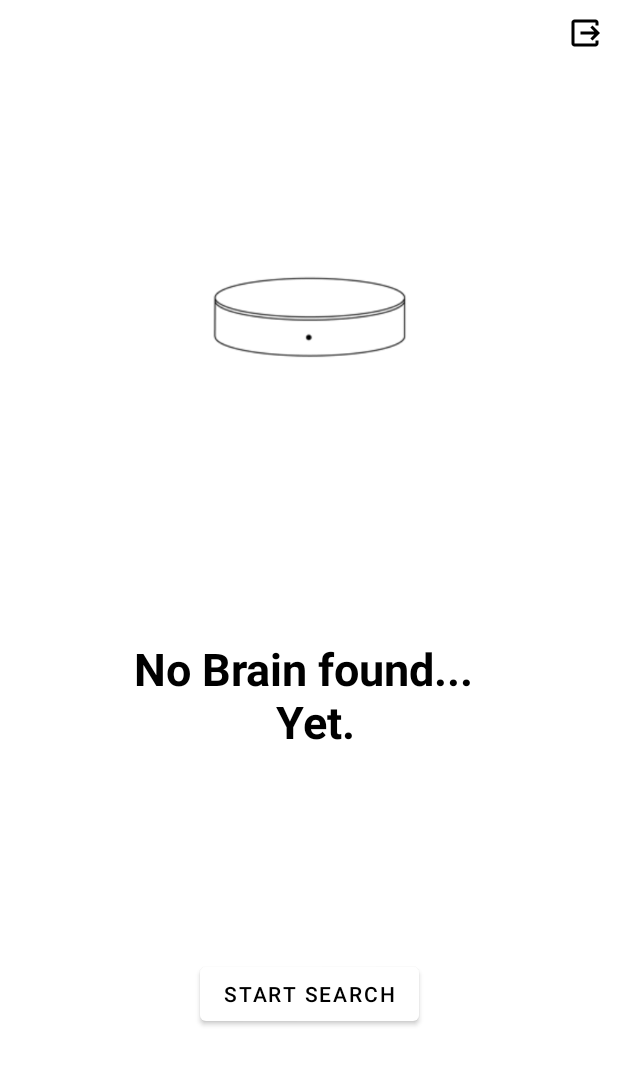
After one commit to Finding-NEEO/android-app, an Android app: the ServiceDiscovery screen opened directly, with no data from a screen before it, on a phone screen of 412 x 824 dp. The commit adds this screen. Shown: the top 1065 px of the screen. Run offline under Robolectric (Android 15) with nearby library versions, the phone set to English and light mode, and no system bars; pictures from the network do not load.

Commit message:
August 29th 2022 update
- Updated brain discovery
- added the APKs folder where the different app versions (unsigned) will be uploaded

```diff
--- a/app/src/main/AndroidManifest.xml
+++ b/app/src/main/AndroidManifest.xml
@@ -18,7 +18,9 @@
         android:theme="@style/Theme.MyNeeo"
         android:usesCleartextTraffic="true"
         tools:targetApi="31">
-
+        <activity
+            android:name=".ServiceDiscovery"
+            android:exported="false" />
         <activity
             android:name=".DiscoveryActivity"
             android:exported="false" />
@@ -30,7 +32,6 @@
 
                 <category android:name="android.intent.category.LAUNCHER" />
             </intent-filter>
-
         </activity>
     </application>
 
--- a/app/src/main/java/com/jbe/n33o/MainActivity.java
+++ b/app/src/main/java/com/jbe/n33o/MainActivity.java
@@ -141,7 +141,7 @@ public class MainActivity extends AppCompatActivity {
         discoverypopup.setOnClickListener(new View.OnClickListener() {
             @Override
             public void onClick(View view) {
-                Intent intent = new Intent(MainActivity.this, DiscoveryActivity.class);
+                Intent intent = new Intent(MainActivity.this, ServiceDiscovery.class);
                 startActivity(intent);
 
             }
--- /dev/null
+++ b/app/src/main/java/com/jbe/n33o/ServiceDiscovery.java
@@ -0,0 +1,352 @@
+package com.jbe.n33o;
+
+import androidx.annotation.NonNull;
+import androidx.appcompat.app.AppCompatActivity;
+import androidx.core.view.MenuCompat;
+
+import android.app.Dialog;
+import android.content.Context;
+import android.content.Intent;
+import android.content.SharedPreferences;
+import android.graphics.Color;
+import android.graphics.drawable.ColorDrawable;
+import android.net.nsd.NsdManager;
+import android.net.nsd.NsdServiceInfo;
+import android.os.Bundle;
+import android.os.Handler;
+import android.os.Looper;
+import android.util.Log;
+import android.view.Menu;
+import android.view.MenuItem;
+import android.view.View;
+import android.widget.Button;
+import android.widget.EditText;
+import android.widget.ImageView;
+import android.widget.TextView;
+
+import com.bumptech.glide.Glide;
+
+import java.net.InetAddress;
+
+public class ServiceDiscovery extends AppCompatActivity {
+
+    String host, hostName;
+
+    Dialog customDialogIp;
+    ImageView saveIp, closepopupIp;
+    EditText et_manualIp;
+
+    ImageView iv_autoDiscovery, iv_backToMain, iv_brainfound, iv_errorBrain, iv_neeoBrain;
+    TextView tv_brainSearch,tv_result;
+    Button bt_startSearch, bt_saveDiscovery;
+
+    Boolean brainFound, brainNotFoundAfterDiscovery, searchStarted;
+
+    Utils mUtils;
+
+    View decorview;
+    private Menu menu;
+
+    @Override
+    protected void onCreate(Bundle savedInstanceState) {
+        super.onCreate(savedInstanceState);
+        setContentView(R.layout.activity_service_discovery);
+
+        decorview = getWindow().getDecorView();
+        // Hiding nav and settings bar
+        decorview.setSystemUiVisibility(
+                View.SYSTEM_UI_FLAG_LAYOUT_STABLE
+                        | View.SYSTEM_UI_FLAG_LAYOUT_FULLSCREEN
+                        | View.SYSTEM_UI_FLAG_HIDE_NAVIGATION // hide nav bar
+                        | View.SYSTEM_UI_FLAG_FULLSCREEN // hide status bar
+                        | View.SYSTEM_UI_FLAG_IMMERSIVE);
+
+        brainFound = false;
+        brainNotFoundAfterDiscovery = false;
+        searchStarted = false;
+
+        mUtils = new Utils(ServiceDiscovery.this);
+
+        iv_neeoBrain = findViewById(R.id.iv_neeoBrain);
+        iv_autoDiscovery = findViewById(R.id.iv_autoDiscovery);
+        Glide.with(this).load(R.drawable.discovery).into(iv_autoDiscovery);
+        iv_brainfound = findViewById(R.id.iv_brainFound);
+        Glide.with(this).load(R.drawable.brainfoundgif).into(iv_brainfound);
+        iv_errorBrain = findViewById(R.id.iv_errorBrain);
+        Glide.with(this).load(R.drawable.errorbrain).into(iv_errorBrain);
+        tv_brainSearch = findViewById(R.id.tv_brainSearch);
+        bt_saveDiscovery = findViewById(R.id.bt_saveDiscovery);
+        bt_startSearch = findViewById(R.id.bt_startSearch);
+        iv_backToMain = findViewById(R.id.iv_backToMain);
+        tv_result = findViewById(R.id.tv_result);
+
+        bt_startSearch.setOnClickListener(new View.OnClickListener() {
+            @Override
+            public void onClick(View view) {
+                if(brainNotFoundAfterDiscovery){
+                    // do something
+                }
+                else{
+                    searchStarted = true;
+                    mUtils.initializeNsd();
+                    tv_brainSearch.setText("Searching...");
+                    bt_startSearch.setVisibility(View.INVISIBLE);
+                    bt_saveDiscovery.setVisibility(View.VISIBLE);
+                    iv_neeoBrain.setVisibility(View.INVISIBLE);
+                    iv_errorBrain.setVisibility(View.INVISIBLE);
+                    iv_autoDiscovery.setVisibility(View.VISIBLE);
+                }
+            }
+        });
+
+        bt_saveDiscovery.setOnClickListener(new View.OnClickListener() {
+            @Override
+            public void onClick(View view) {
+                mUtils.tearDown();
+                Intent intent = new Intent (ServiceDiscovery.this, MainActivity.class);
+                SharedPreferences.Editor editor = getSharedPreferences("Settings", MODE_PRIVATE).edit();
+                editor.putString("My_settings", host);
+                editor.putString("Brain_Name", hostName);
+                editor.apply();
+                startActivity(intent);
+
+            }
+        });
+
+        iv_backToMain.setOnClickListener(new View.OnClickListener() {
+            @Override
+            public void onClick(View view) {
+                mUtils.tearDown();
+                Intent intent = new Intent (ServiceDiscovery.this, MainActivity.class);
+                startActivity(intent);
+            }
+        });
+
+
+
+
+
+
+
+    } // End of onCreate
+
+
+    // START OF FINDING THE BRAIN USING NETWORK SERVICES DISCOVERY
+    class Utils {
+
+        Context mContext;
+
+        NsdManager mNsdManager;
+        NsdManager.ResolveListener mResolveListener;
+        NsdManager.DiscoveryListener mDiscoveryListener;
+
+        public static final String SERVICE_TYPE = "_neeo._tcp.";
+
+        public static final String TAG = "NsdHelper";
+        public String mServiceName = "Plug_Service";
+
+        NsdServiceInfo mService;
+
+
+        public Utils(Context context) {
+            mContext = context;
+            mNsdManager = (NsdManager) context.getSystemService(Context.NSD_SERVICE);
+        }
+
+        public void initializeNsd() {
+            Log.d(TAG, "Got this far...");
+            initializeResolveListener();
+            initializeDiscoveryListener();
+            discoverServices();
+        }
+
+        public void initializeDiscoveryListener() {
+            mDiscoveryListener = new NsdManager.DiscoveryListener() {
+
+                @Override
+                public void onDiscoveryStarted(String regType) {
+                    Log.d(TAG, "Service discovery started");
+                }
+
+                @Override
+                public void onServiceFound(NsdServiceInfo service) {
+                    Log.d(TAG, "Service discovery success" + service);
+                    if (!service.getServiceType().equals(SERVICE_TYPE)) {
+                        Log.d(TAG, "Unknown Service Type: " + service.getServiceType());
+                    }
+                    else {
+                        Log.d(TAG, "J'ai ça sur le réseau sous _neeo._tcp : " + service.getServiceName());
+                        mNsdManager.resolveService(service, mResolveListener);
+                    }
+
+                }
+
+                @Override
+                public void onServiceLost(NsdServiceInfo service) {
+                    Log.e(TAG, "service lost" + service);
+                    if (mService == service) {
+                        mService = null;
+                    }
+                }
+
+                @Override
+                public void onDiscoveryStopped(String serviceType) {
+                    Log.i(TAG, "Discovery stopped: " + serviceType);
+                }
+
+                @Override
+                public void onStartDiscoveryFailed(String serviceType, int errorCode) {
+                    Log.e(TAG, "Discovery failed: Error code:" + errorCode);
+                    mNsdManager.stopServiceDiscovery(this);
+                }
+
+                @Override
+                public void onStopDiscoveryFailed(String serviceType, int errorCode) {
+                    Log.e(TAG, "Discovery failed: Error code:" + errorCode);
+                    mNsdManager.stopServiceDiscovery(this);
+                }
+            };
+        }
+
+        public void initializeResolveListener() {
+            mResolveListener = new NsdManager.ResolveListener() {
+
+                @Override
+                public void onResolveFailed(NsdServiceInfo serviceInfo, int errorCode) {
+                    Log.e(TAG, "Resolve failed" + errorCode);
+                }
+
+                @Override
+                public void onServiceResolved(NsdServiceInfo serviceInfo) {
+                    Log.e(TAG, "Resolve Succeeded. " + serviceInfo);
+
+                    if (serviceInfo.getServiceType().equals(SERVICE_TYPE)) {
+                        Log.d(TAG, "Same Service Type.");
+                        return;
+                    }
+                    mService = serviceInfo;
+                    int port = mService.getPort();
+                    InetAddress hostAddress = mService.getHost();
+                    host = hostAddress.getHostAddress();
+                    hostName = mService.getServiceName();
+                    Log.d(TAG, "Port from resolve : " + port);
+                    Log.d(TAG, "Host from resolve : " + host);
+                    new Handler(Looper.getMainLooper()).post(new Runnable(){
+                        @Override
+                        public void run() {
+                            tv_brainSearch.setVisibility(View.INVISIBLE);
+                            iv_autoDiscovery.setVisibility(View.INVISIBLE);
+                            iv_brainfound.setVisibility(View.VISIBLE);
+                            bt_saveDiscovery.setVisibility(View.VISIBLE);
+                            bt_saveDiscovery.isClickable();
+                            bt_saveDiscovery.setText("Save Settings");
+
+                            tv_result.setVisibility(View.VISIBLE);
+                            tv_result.setText("BRAIN FOUND \n" + "Name : " + hostName + "\n" + "IP : " + host);
+                        }
+                    });
+
+                }
+
+            };
+        }
+        public void discoverServices() {
+            Log.d(TAG, "Got to discoverServices");
+            mNsdManager.discoverServices(
+                    SERVICE_TYPE, NsdManager.PROTOCOL_DNS_SD, mDiscoveryListener);
+        }
+
+        // NsdHelper's tearDown method
+        public void tearDown() {
+            if(!searchStarted){
+                mNsdManager.stopServiceDiscovery(mDiscoveryListener);
+            }
+            else{
+                // do nothing to avoid crashing the app, because the mDiscoveryListener
+                // was never started in the first place...
+            }
+
+        }
+
+
+
+    }  // End of Utils Class
+// END OF FINDING THE BRAIN BY NETWORK SERVICES DISCOVERY
+
+
+
+
+
+    private void dialogSettings(){
+        customDialogIp.setContentView(R.layout.custompopupip);
+        saveIp = customDialogIp.findViewById(R.id.iv_saveIp);
+        Glide.with(this).load(R.drawable.saveipgif).into(saveIp);
+        closepopupIp = customDialogIp.findViewById(R.id.iv_closepopupIp);
+        et_manualIp = customDialogIp.findViewById(R.id.et_manualIp);
+
+        closepopupIp.setOnClickListener(new View.OnClickListener() {
+            @Override
+            public void onClick(View view) {
+                customDialogIp.dismiss();
+            }
+        });
+
+        et_manualIp.setHint("192.168.X.X");
+
+        saveIp.setOnClickListener(new View.OnClickListener() {
+            @Override
+            public void onClick(View view) {
+                String brainIp = et_manualIp.getText().toString();
+                setSettings(brainIp);
+                Intent intent = new Intent (ServiceDiscovery.this, MainActivity.class);
+                startActivity(intent);
+                customDialogIp.dismiss();
+            }
+        });
+
+        customDialogIp.getWindow().setBackgroundDrawable(new ColorDrawable(Color.TRANSPARENT));
+        customDialogIp.show();
+
+    } // end dialogsettings
+
+    private void setSettings(String sets){
+        SharedPreferences.Editor editor = getSharedPreferences("Settings", MODE_PRIVATE).edit();
+        editor.putString("My_settings", sets);
+        editor.apply();
+    } // end setSettings
+
+    // Settings menu
+    public boolean onCreateOptionsMenu(Menu menu) {
+        getMenuInflater().inflate(R.menu.menu, menu);
+        MenuCompat.setGroupDividerEnabled(menu, true);
+        this.menu = menu;
+        return super.onCreateOptionsMenu(menu);
+    }
+
+    @Override
+    public boolean onOptionsItemSelected(@NonNull MenuItem item) {
+        int id = item.getItemId();
+
+        if(id == R.id.menuSettings){
+            dialogSettings();
+        }
+
+        if (id == R.id.menuFullscreen){
+            decorview.setSystemUiVisibility(View.SYSTEM_UI_FLAG_LAYOUT_STABLE
+                    | View.SYSTEM_UI_FLAG_LAYOUT_HIDE_NAVIGATION
+                    | View.SYSTEM_UI_FLAG_LAYOUT_FULLSCREEN
+                    | View.SYSTEM_UI_FLAG_HIDE_NAVIGATION // hide nav bar
+                    | View.SYSTEM_UI_FLAG_FULLSCREEN // hide status bar
+                    | View.SYSTEM_UI_FLAG_IMMERSIVE);
+        }
+
+
+        return super.onOptionsItemSelected(item);
+    }
+
+
+
+
+
+
+} // End of ServiceDiscovery
--- /dev/null
+++ b/app/src/main/res/layout/activity_service_discovery.xml
@@ -0,0 +1,118 @@
+<?xml version="1.0" encoding="utf-8"?>
+<androidx.constraintlayout.widget.ConstraintLayout xmlns:android="http://schemas.android.com/apk/res/android"
+    xmlns:app="http://schemas.android.com/apk/res-auto"
+    xmlns:tools="http://schemas.android.com/tools"
+    android:layout_width="match_parent"
+    android:layout_height="match_parent"
+    tools:context=".ServiceDiscovery"
+    android:background="@color/white">
+
+    <ImageView
+        android:id="@+id/iv_autoDiscovery"
+        android:layout_width="150dp"
+        android:layout_height="150dp"
+        android:visibility="invisible"
+        app:layout_constraintEnd_toEndOf="parent"
+        app:layout_constraintStart_toStartOf="parent"
+        app:layout_constraintTop_toTopOf="parent"
+        app:layout_constraintBottom_toTopOf="@id/tv_brainSearch"
+        app:srcCompat="@drawable/discovery" />
+
+    <ImageView
+        android:id="@+id/iv_errorBrain"
+        android:layout_width="150dp"
+        android:layout_height="150dp"
+        android:visibility="invisible"
+        app:layout_constraintEnd_toEndOf="parent"
+        app:layout_constraintStart_toStartOf="parent"
+        app:layout_constraintTop_toTopOf="parent"
+        app:layout_constraintBottom_toTopOf="@id/tv_brainSearch"
+        app:srcCompat="@drawable/errorbrain" />
+
+    <ImageView
+        android:id="@+id/iv_brainFound"
+        android:layout_width="150dp"
+        android:layout_height="150dp"
+        android:visibility="invisible"
+        app:layout_constraintEnd_toEndOf="parent"
+        app:layout_constraintStart_toStartOf="parent"
+        app:layout_constraintTop_toTopOf="parent"
+        app:layout_constraintBottom_toTopOf="@id/tv_brainSearch"
+        app:srcCompat="@drawable/brainfoundgif" />
+
+    <ImageView
+        android:id="@+id/iv_neeoBrain"
+        android:layout_width="150dp"
+        android:layout_height="150dp"
+        android:visibility="visible"
+        app:layout_constraintEnd_toEndOf="parent"
+        app:layout_constraintStart_toStartOf="parent"
+        app:layout_constraintTop_toTopOf="parent"
+        app:layout_constraintBottom_toTopOf="@id/tv_brainSearch"
+        app:srcCompat="@drawable/neeobrainsquare" />
+
+    <TextView
+        android:id="@+id/tv_brainSearch"
+        android:layout_width="wrap_content"
+        android:layout_height="wrap_content"
+        android:textAlignment="center"
+        android:text="No Brain found... \n Yet."
+        android:textColor="@color/black"
+        android:textSize="30sp"
+        android:textStyle="bold"
+        app:layout_constraintEnd_toEndOf="parent"
+        app:layout_constraintStart_toStartOf="parent"
+        app:layout_constraintBottom_toTopOf="@id/bt_saveDiscovery"
+        app:layout_constraintTop_toBottomOf="@+id/iv_autoDiscovery" />
+
+    <Button
+        android:id="@+id/bt_saveDiscovery"
+        android:layout_width="wrap_content"
+        android:layout_height="wrap_content"
+        android:text="Please wait"
+        android:textColor="@color/black"
+        android:clickable="false"
+        android:visibility="invisible"
+        app:layout_constraintBottom_toBottomOf="parent"
+        app:layout_constraintEnd_toEndOf="parent"
+        app:layout_constraintStart_toStartOf="parent"
+        app:layout_constraintTop_toBottomOf="@+id/tv_brainSearch" />
+
+    <Button
+        android:id="@+id/bt_startSearch"
+        android:layout_width="wrap_content"
+        android:layout_height="wrap_content"
+        android:text="Start search"
+        android:textColor="@color/black"
+        android:visibility="visible"
+        app:layout_constraintBottom_toBottomOf="parent"
+        app:layout_constraintEnd_toEndOf="parent"
+        app:layout_constraintStart_toStartOf="parent"
+        app:layout_constraintTop_toBottomOf="@+id/tv_brainSearch"/>
+
+    <ImageView
+        android:id="@+id/iv_backToMain"
+        android:layout_width="wrap_content"
+        android:layout_height="wrap_content"
+        android:layout_marginTop="10dp"
+        android:layout_marginEnd="10dp"
+        app:layout_constraintEnd_toEndOf="parent"
+        app:layout_constraintTop_toTopOf="parent"
+        app:srcCompat="@drawable/close" />
+
+    <TextView
+        android:id="@+id/tv_result"
+        android:layout_width="wrap_content"
+        android:layout_height="wrap_content"
+        android:text="Result"
+        android:visibility="invisible"
+        android:textColor="@color/black"
+        android:textSize="30sp"
+        android:textStyle="bold"
+        app:layout_constraintBottom_toTopOf="@+id/bt_saveDiscovery"
+        app:layout_constraintEnd_toEndOf="parent"
+        app:layout_constraintStart_toStartOf="parent"
+        app:layout_constraintTop_toBottomOf="@+id/iv_autoDiscovery" />
+
+
+</androidx.constraintlayout.widget.ConstraintLayout>
```
Also changed, not shown: app/src/main/java/com/jbe/n33o/DiscoveryActivity.java (+13 -1 lines), 1 other file.
